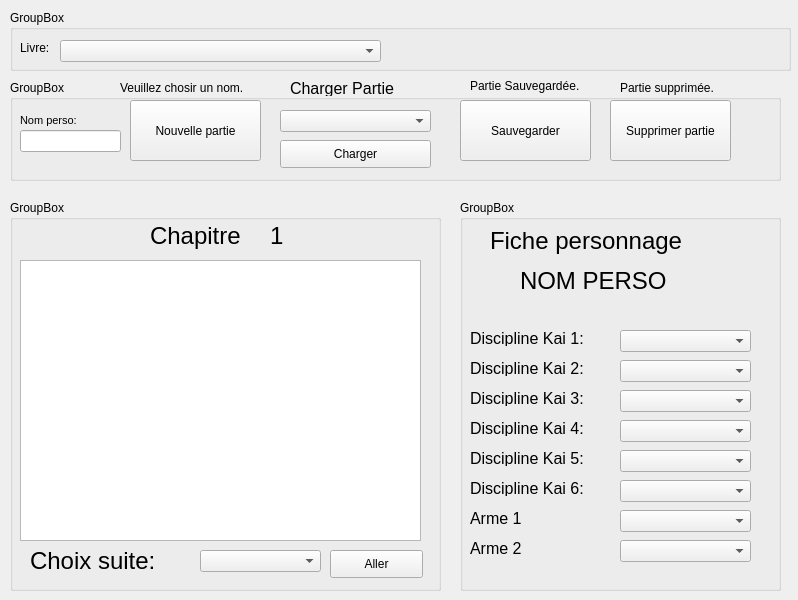
Old version of the form main_window.ui in the repository 2162216cotevincent/BD2_LDVELH.
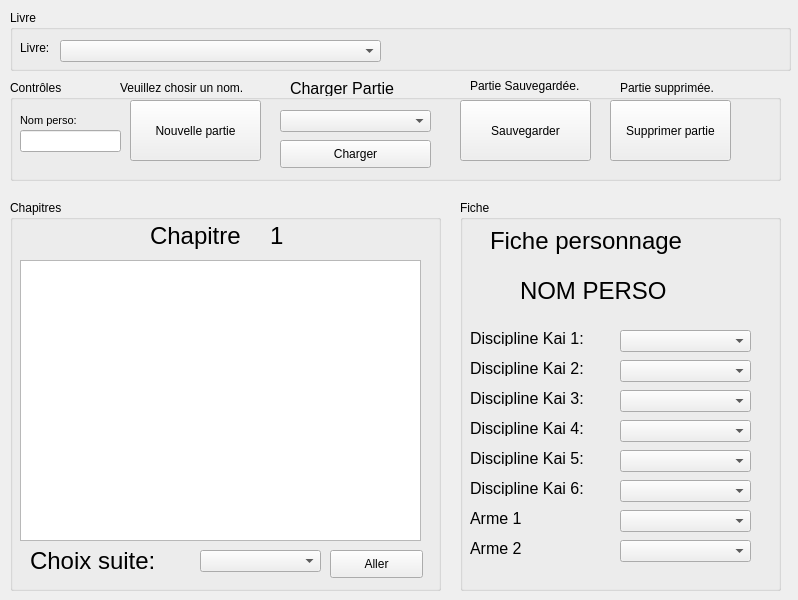
New version of the form.

What changed in the file:
```diff
--- a/main_window.ui
+++ b/main_window.ui
@@ -24,7 +24,7 @@
      </rect>
     </property>
     <property name="title">
-     <string>GroupBox</string>
+     <string>Livre</string>
     </property>
     <widget class="QLabel" name="label">
      <property name="geometry">
@@ -60,7 +60,7 @@
      </rect>
     </property>
     <property name="title">
-     <string>GroupBox</string>
+     <string>Contrôles</string>
     </property>
     <widget class="QPushButton" name="boutonSauvegarde">
      <property name="geometry">
@@ -220,7 +220,7 @@
      </rect>
     </property>
     <property name="title">
-     <string>GroupBox</string>
+     <string>Chapitres</string>
     </property>
     <widget class="QLabel" name="label_2">
      <property name="geometry">
@@ -320,7 +320,7 @@
      </rect>
     </property>
     <property name="title">
-     <string>GroupBox</string>
+     <string>Fiche</string>
     </property>
     <widget class="QLabel" name="label_3">
      <property name="geometry">
@@ -570,7 +570,7 @@
        <x>60</x>
        <y>65</y>
        <width>191</width>
-       <height>31</height>
+       <height>51</height>
       </rect>
      </property>
      <property name="font">
```
